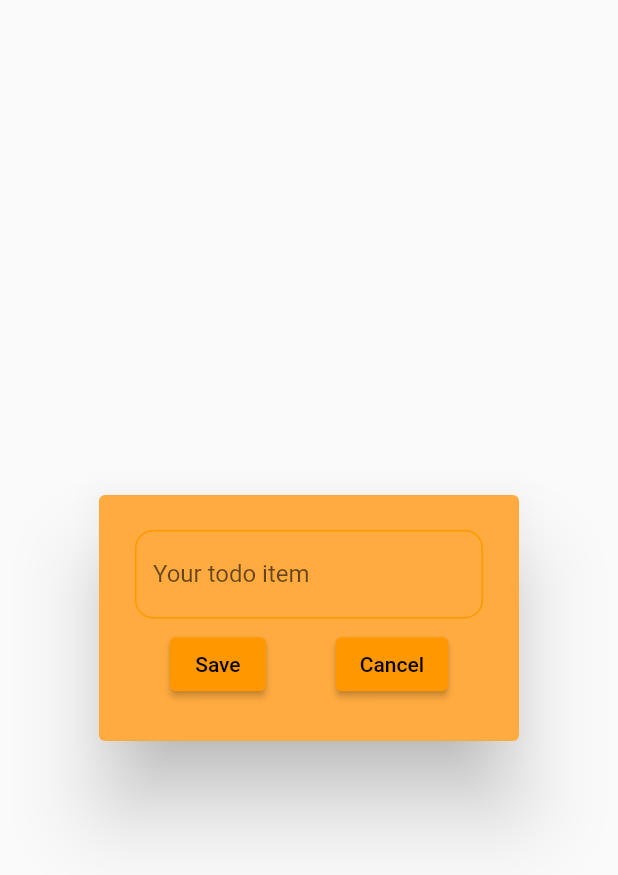
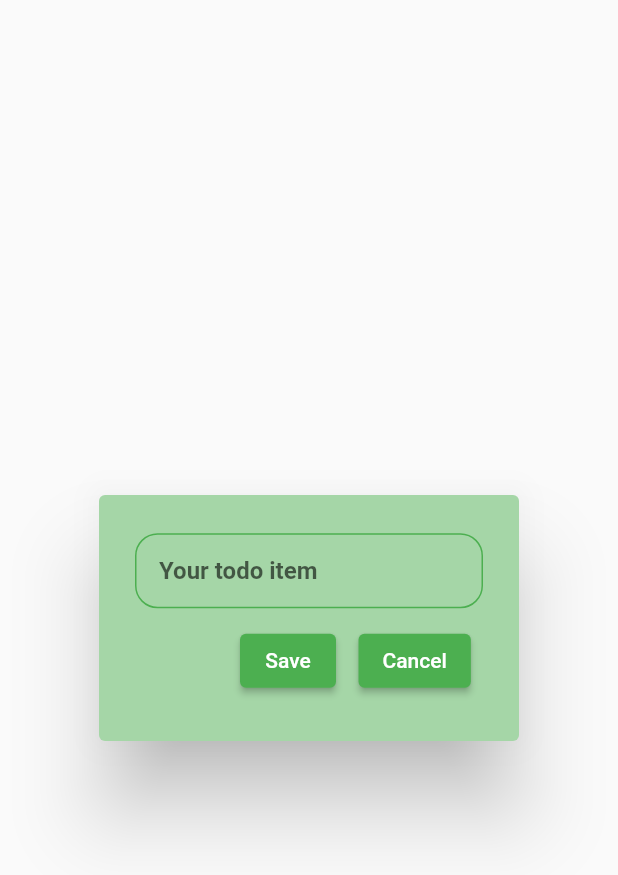
Before and after one commit to kahvia-d/ToDo, a Flutter app: the EditingDialog widget shown alone on an empty page, opened directly, on a phone screen of 412 x 824 dp. Shown: the top 875 px of the screen. Run offline on Flutter 3.47's test engine with Material 2 defaults, Android fonts, the phone set to English and light mode, and no system bars; our stand-ins replace flutter_heatmap_calendar, flutter_slidable, hive_flutter; accounts and stored records are empty.

```diff
--- a/lib/EditingDialog.dart
+++ b/lib/EditingDialog.dart
@@ -8,33 +8,39 @@ class EditingDialog extends StatelessWidget {
   Widget build(BuildContext context) {
     final controller=TextEditingController();
     return AlertDialog(
-      backgroundColor: Colors.orangeAccent,
+      backgroundColor: Colors.green.shade200,
       content: SizedBox(
         height: 120,
         child: Column(
           mainAxisAlignment: MainAxisAlignment.spaceAround,
           children:  [
-            TextField(
-              controller: controller,
-              decoration: InputDecoration(
-                hintText: "Your todo item",
-                enabledBorder: OutlineInputBorder(
-                  borderRadius: BorderRadius.circular(12),
-                  borderSide: const BorderSide(
-                    color: Colors.orange
-                  )
+            Container(
+              padding: const EdgeInsets.symmetric(horizontal: 15),
+              decoration: const ShapeDecoration(
+                shape: RoundedRectangleBorder(
+                  side: BorderSide(
+                    color: Colors.green
+                  ),
+                  borderRadius: BorderRadius.all(Radius.circular(15))
+                )
+              ),
+              child: TextField(
+                style: const TextStyle(
+                    color: Colors.black,
+                    fontWeight: FontWeight.bold
                 ),
-                focusedBorder: OutlineInputBorder(
-                    borderRadius: BorderRadius.circular(12),
-                    borderSide: const BorderSide(
-                        color: Colors.orange
-                    )
-                )
+                controller: controller,
+                decoration: const InputDecoration(
+                    hintText: "Your todo item",
+                    enabledBorder: InputBorder.none,
+                    focusedBorder: InputBorder.none
+                ),
               ),
             ),
             Row(
-              mainAxisAlignment: MainAxisAlignment.spaceAround,
+              // mainAxisAlignment: MainAxisAlignment.spaceAround,
               children: [
+                SizedBox(width: 70,),
                 ElevatedButton(
                   onPressed: (){
                     context.read<TodosData>().addTodo([
@@ -44,6 +50,7 @@ class EditingDialog extends StatelessWidget {
                   },
                   child: const Text("Save")
                 ),
+                SizedBox(width: 15,),
                 ElevatedButton(
                     onPressed: (){
                       Navigator.pop(context);
--- a/lib/data/database.dart
+++ b/lib/data/database.dart
@@ -4,17 +4,22 @@ class TodoDataBase{
   //获得main方法中已经打开的box
   final box=Hive.box("list");
   List todoList=[];
+  //日期和数量的对子，代表在某一天完成了多少次事件
+  Map<DateTime,int> finishedStatus={};
 
   void initialTodo(){
     todoList=[["It's just an example",false]];
+    finishedStatus={};
   }
 
   void loadTodoData(){
     todoList=box.get("TODOLIST");
+    finishedStatus=box.get("STATUS") ?? {};
   }
 
   void updateTodoData(){
     box.put("TODOLIST", todoList);
+    box.put("STATUS", finishedStatus);
   }
 
 }
--- a/lib/main.dart
+++ b/lib/main.dart
@@ -33,9 +33,9 @@ class MyApp extends StatelessWidget {
         debugShowCheckedModeBanner: false,
         title: 'ToDo',
         theme: ThemeData(
-          primarySwatch: Colors.orange,
+          primarySwatch: Colors.green,
         ),
-        home: const TodoPage(),
+        home: TodoPage(),
       ),
     );
   }
--- a/pubspec.yaml
+++ b/pubspec.yaml
@@ -34,6 +34,7 @@ dependencies:
   hive_flutter: ^1.1.0
   provider: ^6.0.4
   flutter_slidable: ^2.0.0
+  flutter_heatmap_calendar: ^1.0.5
 
   # The following adds the Cupertino Icons font to your application.
   # Use with the CupertinoIcons class for iOS style icons.
```
Also changed, not shown: lib/TodoPage.dart (+23 -9 lines), lib/components/calender.dart (added, +35 -0 lines), lib/model/TodosData.dart (+12 -0 lines), pubspec.lock.
